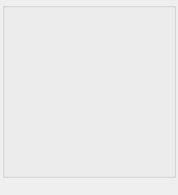
Qt form rbhusUI/lib/qt5/folderManager/mediaThumbz.ui (aumanimationstudios/rbhus) before a commit.
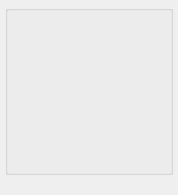
The same form after that commit.

The edit to the form file:
```diff
--- a/rbhusUI/lib/qt5/folderManager/mediaThumbz.ui
+++ b/rbhusUI/lib/qt5/folderManager/mediaThumbz.ui
@@ -21,16 +21,16 @@
     <number>1</number>
    </property>
    <property name="leftMargin">
-    <number>2</number>
+    <number>5</number>
    </property>
    <property name="topMargin">
-    <number>2</number>
+    <number>5</number>
    </property>
    <property name="rightMargin">
-    <number>2</number>
+    <number>5</number>
    </property>
    <property name="bottomMargin">
-    <number>2</number>
+    <number>5</number>
    </property>
    <item>
     <widget class="QGroupBox" name="groupBoxThumbz">
```
Left out of the diff: 41 changed lines with no effect on the pictures.
